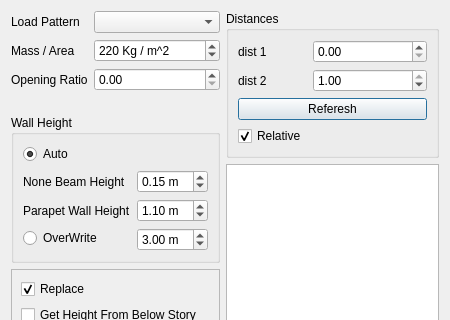
Before: the Qt Designer form widgets/assign/wall_load_on_frames.ui in ebrahimraeyat/civilTools, drawn with Qt 5; both pictures show x 0 to 450 and y 0 to 320 of the 450 by 496 pixel window.
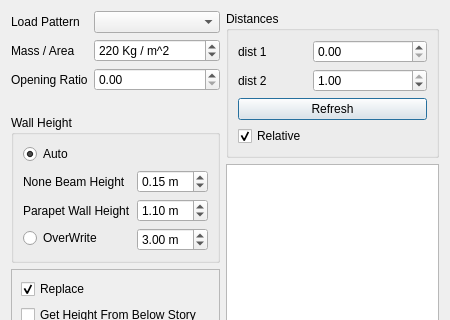
After: the same form once the commit is applied. Icons and pictures are not drawn.

Commit message: fix typo for referesh -> refresh

Patch:
```diff
--- a/widgets/assign/wall_load_on_frames.ui
+++ b/widgets/assign/wall_load_on_frames.ui
@@ -296,7 +296,7 @@
           <item row="2" column="0" colspan="2">
            <widget class="QPushButton" name="referesh_button">
             <property name="text">
-             <string>Referesh</string>
+             <string>Refresh</string>
             </property>
             <property name="icon">
              <iconset resource="../../civiltools.qrc">
```
Left out of the diff: 4 changed lines with no effect on the pictures. The commit also changes 6 other files.
